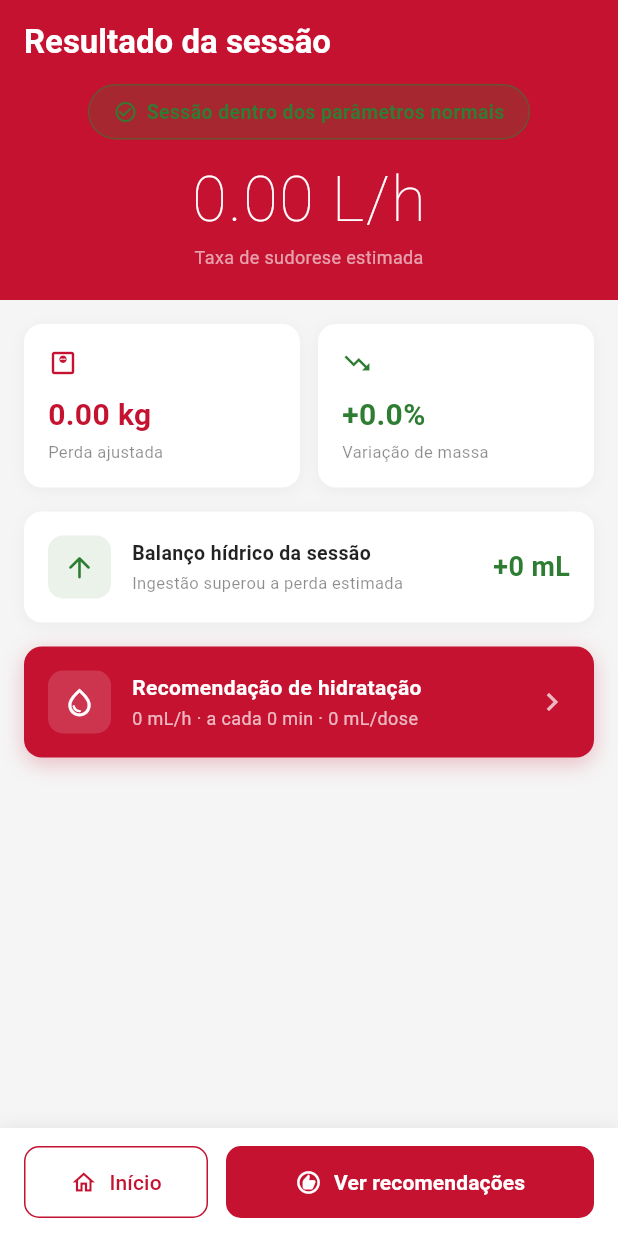
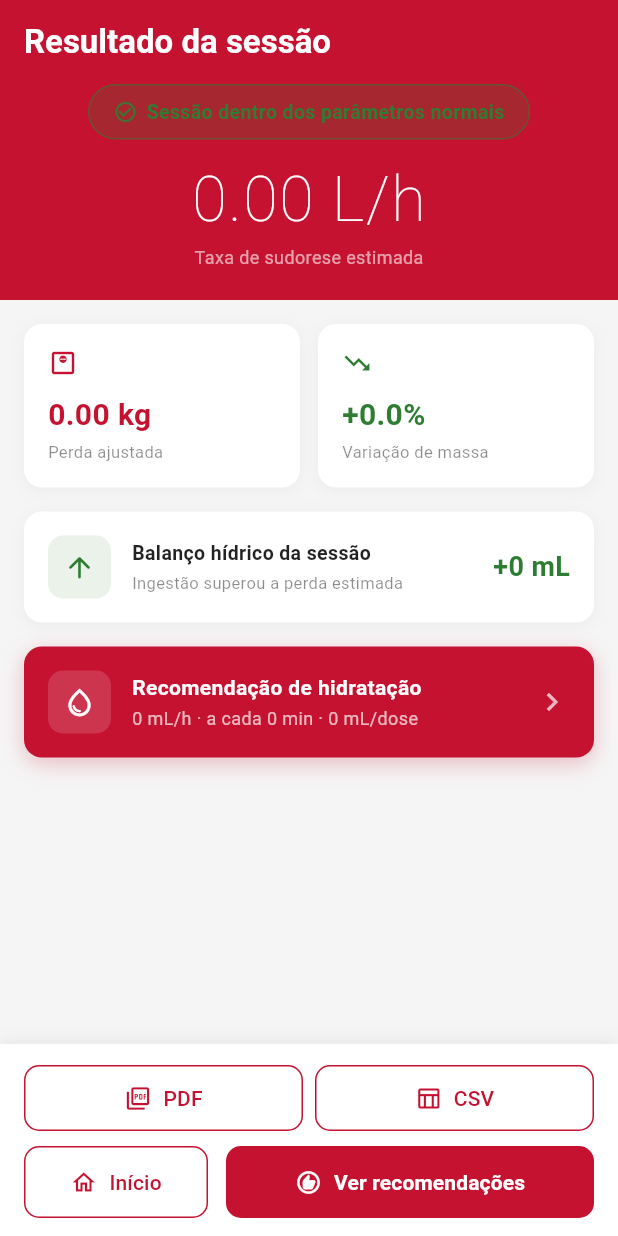
Before and after one commit to GabrielShigetomi-MAUA/Sao-Camilo-Hidro-Balance, a Flutter app: the TelaResultadoSessao screen opened directly with empty values, on a phone screen of 412 x 824 dp. Run offline on Flutter 3.47's test engine with Material 3 defaults, Android fonts, the light colour scheme and no system bars; our stand-ins replace cloud_firestore, firebase_auth, firebase_core, flutter_svg, pdf, printing and 1 more; accounts and stored records are empty; generated files the repository leaves out were written again.

Commit message:
implementa função de exportar relatório da sessão

```diff
--- a/lib/screens/home/widgets/home_atleta.dart
+++ b/lib/screens/home/widgets/home_atleta.dart
@@ -288,6 +288,7 @@ class _CardSessao extends StatelessWidget {
                     atletaUid: sessao.atletaUid,
                     sessaoId: sessao.id!,
                     resultado: resultado,
+                    sessao: sessao,
                   ),
                 ),
               ),
--- a/lib/screens/home/widgets/tela_historico_atleta.dart
+++ b/lib/screens/home/widgets/tela_historico_atleta.dart
@@ -129,6 +129,7 @@ class _CardSessaoProfissional extends StatelessWidget {
                     atletaUid: atletaUid,
                     sessaoId: sessao.id!,
                     resultado: resultado,
+                    sessao: sessao,
                   ),
                 ),
               ),
--- a/lib/screens/sessao/tela_pos_sessao.dart
+++ b/lib/screens/sessao/tela_pos_sessao.dart
@@ -73,7 +73,7 @@ class _TelaPosSessaoState extends State<TelaPosSessao> {
         toleranciaPlanoHidrico: _tolerancia,
       );
 
-      final resultado = await _sessaoService.finalizarSessao(
+      final sessaoFinalizada = await _sessaoService.finalizarSessao(
         widget.atletaUid,
         widget.sessaoId,
         dadosPos,
@@ -87,7 +87,8 @@ class _TelaPosSessaoState extends State<TelaPosSessao> {
           builder: (_) => TelaResultadoSessao(
             atletaUid: widget.atletaUid,
             sessaoId: widget.sessaoId,
-            resultado: resultado,
+            resultado: sessaoFinalizada.resultado!,
+            sessao: sessaoFinalizada,
           ),
         ),
       );
--- a/lib/screens/sessao/tela_resultado_sessao.dart
+++ b/lib/screens/sessao/tela_resultado_sessao.dart
@@ -1,17 +1,20 @@
 import 'package:flutter/material.dart';
 import '../../models/sessao.dart';
+import '../../services/relatorio_service.dart';
 import 'tela_recomendacoes.dart';
 
 class TelaResultadoSessao extends StatelessWidget {
   final String atletaUid;
   final String sessaoId;
   final ResultadoSessao resultado;
+  final Sessao sessao;
 
   const TelaResultadoSessao({
     super.key,
     required this.atletaUid,
     required this.sessaoId,
     required this.resultado,
+    required this.sessao,
   });
 
   @override
@@ -22,8 +25,10 @@ class TelaResultadoSessao extends StatelessWidget {
         backgroundColor: const Color(0xFFC41230),
         foregroundColor: Colors.white,
         automaticallyImplyLeading: false,
-        title: const Text('Resultado da sessão',
-            style: TextStyle(fontWeight: FontWeight.w600)),
+        title: const Text(
+          'Resultado da sessão',
+          style: TextStyle(fontWeight: FontWeight.w600),
+        ),
         elevation: 0,
       ),
       body: Column(
@@ -125,8 +130,7 @@ class TelaResultadoSessao extends StatelessWidget {
           child: _buildCardMetrica(
             icone: Icons.monitor_weight_outlined,
             label: 'Perda ajustada',
-            valor:
-                '${resultado.perdaMassaAjustadaKg.toStringAsFixed(2)} kg',
+            valor: '${resultado.perdaMassaAjustadaKg.toStringAsFixed(2)} kg',
             cor: const Color(0xFFC41230),
           ),
         ),
@@ -135,8 +139,7 @@ class TelaResultadoSessao extends StatelessWidget {
           child: _buildCardMetrica(
             icone: Icons.trending_down,
             label: 'Variação de massa',
-            valor:
-                '${variacao >= 0 ? '+' : ''}${variacao.toStringAsFixed(1)}%',
+            valor: '${variacao >= 0 ? '+' : ''}${variacao.toStringAsFixed(1)}%',
             cor: corVariacao,
           ),
         ),
@@ -190,10 +193,10 @@ class TelaResultadoSessao extends StatelessWidget {
   Widget _buildCardBalanco() {
     final balanco = resultado.balanceHidricoMl;
     final positivo = balanco >= 0;
-    final cor =
-        positivo ? const Color(0xFF2E7D32) : const Color(0xFFD32F2F);
-    final icone =
-        positivo ? Icons.arrow_upward_rounded : Icons.arrow_downward_rounded;
+    final cor = positivo ? const Color(0xFF2E7D32) : const Color(0xFFD32F2F);
+    final icone = positivo
+        ? Icons.arrow_upward_rounded
+        : Icons.arrow_downward_rounded;
 
     return Container(
       padding: const EdgeInsets.all(16),
@@ -228,15 +231,15 @@ class TelaResultadoSessao extends StatelessWidget {
                   style: TextStyle(
                     fontSize: 13,
                     fontWeight: FontWeight.w600,
-                      color: Colors.black87),
+                    color: Colors.black87,
+                  ),
                 ),
                 const SizedBox(height: 2),
                 Text(
                   positivo
                       ? 'Ingestão superou a perda estimada'
                       : 'Déficit hídrico na sessão',
-                  style: const TextStyle(
-                      fontSize: 11, color: Colors.black45),
+                  style: const TextStyle(fontSize: 11, color: Colors.black45),
                 ),
               ],
             ),
@@ -268,12 +271,13 @@ class TelaResultadoSessao extends StatelessWidget {
           style: TextStyle(fontSize: 13, fontWeight: FontWeight.w600),
         ),
         const SizedBox(height: 10),
-        ...alertasOrdenados.map((alerta) => Padding(
+        ...alertasOrdenados.map(
+          (alerta) => Padding(
             padding: const EdgeInsets.only(bottom: 10),
             child: _buildItemAlerta(alerta),
-            )),
-        if (resultado.encaminhamentoRecomendado)
-          _buildBannerEncaminhamento(),
+          ),
+        ),
+        if (resultado.encaminhamentoRecomendado) _buildBannerEncaminhamento(),
       ],
     );
   }
@@ -298,8 +302,7 @@ class TelaResultadoSessao extends StatelessWidget {
               Icon(icone, color: cor, size: 16),
               const SizedBox(width: 6),
               Container(
-                padding:
-                    const EdgeInsets.symmetric(horizontal: 8, vertical: 2),
+                padding: const EdgeInsets.symmetric(horizontal: 8, vertical: 2),
                 decoration: BoxDecoration(
                   color: cor.withOpacity(0.15),
                   borderRadius: BorderRadius.circular(10),
@@ -321,14 +324,14 @@ class TelaResultadoSessao extends StatelessWidget {
             style: const TextStyle(
               fontSize: 13,
               fontWeight: FontWeight.w500,
-                color: Colors.black87),
+              color: Colors.black87,
+            ),
           ),
           if (alerta.orientacao != null) ...[
             const SizedBox(height: 6),
             Text(
               alerta.orientacao!,
-              style:
-                  const TextStyle(fontSize: 12, color: Colors.black54),
+              style: const TextStyle(fontSize: 12, color: Colors.black54),
             ),
           ],
         ],
@@ -344,12 +347,17 @@ class TelaResultadoSessao extends StatelessWidget {
         color: const Color(0xFFD32F2F).withOpacity(0.08),
         borderRadius: BorderRadius.circular(10),
         border: Border.all(
-            color: const Color(0xFFD32F2F).withOpacity(0.4), width: 1.5),
+          color: const Color(0xFFD32F2F).withOpacity(0.4),
+          width: 1.5,
+        ),
       ),
       child: Row(
         children: [
-          const Icon(Icons.local_hospital_outlined,
-              color: Color(0xFFD32F2F), size: 22),
+          const Icon(
+            Icons.local_hospital_outlined,
+            color: Color(0xFFD32F2F),
+            size: 22,
+          ),
           const SizedBox(width: 12),
           const Expanded(
             child: Text(
@@ -396,8 +404,11 @@ class TelaResultadoSessao extends StatelessWidget {
                 color: Colors.white.withOpacity(0.15),
                 borderRadius: BorderRadius.circular(10),
               ),
-              child: const Icon(Icons.water_drop_outlined,
-                  color: Colors.white, size: 22),
+              child: const Icon(
+                Icons.water_drop_outlined,
+                color: Colors.white,
+                size: 22,
+              ),
             ),
             const SizedBox(width: 14),
             Expanded(
@@ -417,8 +428,7 @@ class TelaResultadoSessao extends StatelessWidget {
                     '${resultado.ingestaoAlvoMlH.toStringAsFixed(0)} mL/h · '
                     'a cada ${resultado.intervaloIngestaoMin} min · '
                     '${resultado.volumePorDoseMl.toStringAsFixed(0)} mL/dose',
-                    style: const TextStyle(
-                        color: Colors.white70, fontSize: 12),
+                    style: const TextStyle(color: Colors.white70, fontSize: 12),
                   ),
                 ],
               ),
@@ -434,7 +444,11 @@ class TelaResultadoSessao extends StatelessWidget {
   Widget _buildBotoesAcao(BuildContext context) {
     return Container(
       padding: EdgeInsets.fromLTRB(
-          16, 12, 16, MediaQuery.of(context).padding.bottom + 12),
+        16,
+        12,
+        16,
+        MediaQuery.of(context).padding.bottom + 12,
+      ),
       decoration: BoxDecoration(
         color: Colors.white,
         boxShadow: [
@@ -445,7 +459,48 @@ class TelaResultadoSessao extends StatelessWidget {
           ),
         ],
       ),
-      child: Row(
+      child: Column(
+        mainAxisSize: MainAxisSize.min,
+        children: [
+          // botão de exportar (novo)
+          Row(
+            children: [
+              Expanded(
+                child: OutlinedButton.icon(
+                  onPressed: () => _exportar(context, pdf: true),
+                  icon: const Icon(Icons.picture_as_pdf_outlined),
+                  label: const Text('PDF'),
+                  style: OutlinedButton.styleFrom(
+                    padding: const EdgeInsets.symmetric(vertical: 12),
+                    side: const BorderSide(color: Color(0xFFC41230)),
+                    foregroundColor: const Color(0xFFC41230),
+                    shape: RoundedRectangleBorder(
+                      borderRadius: BorderRadius.circular(10),
+                    ),
+                  ),
+                ),
+              ),
+              const SizedBox(width: 8),
+              Expanded(
+                child: OutlinedButton.icon(
+                  onPressed: () => _exportar(context, pdf: false),
+                  icon: const Icon(Icons.table_chart_outlined),
+                  label: const Text('CSV'),
+                  style: OutlinedButton.styleFrom(
+                    padding: const EdgeInsets.symmetric(vertical: 12),
+                    side: const BorderSide(color: Color(0xFFC41230)),
+                    foregroundColor: const Color(0xFFC41230),
+                    shape: RoundedRectangleBorder(
+                      borderRadius: BorderRadius.circular(10),
+                    ),
+                  ),
+                ),
+              ),
+            ],
+          ),
+          const SizedBox(height: 8),
+          // botões originais
+          Row(
             children: [
               Expanded(
                 child: OutlinedButton.icon(
@@ -458,7 +513,8 @@ class TelaResultadoSessao extends StatelessWidget {
                     side: const BorderSide(color: Color(0xFFC41230)),
                     foregroundColor: const Color(0xFFC41230),
                     shape: RoundedRectangleBorder(
-                    borderRadius: BorderRadius.circular(10)),
+                      borderRadius: BorderRadius.circular(10),
+                    ),
                   ),
                 ),
               ),
@@ -469,24 +525,45 @@ class TelaResultadoSessao extends StatelessWidget {
                   onPressed: () => Navigator.push(
                     context,
                     MaterialPageRoute(
-                  builder: (_) =>
-                      TelaRecomendacoes(resultado: resultado),
+                      builder: (_) => TelaRecomendacoes(resultado: resultado),
                     ),
                   ),
                   icon: const Icon(Icons.recommend_outlined),
-              label: const Text('Ver recomendações',
-                  style: TextStyle(fontWeight: FontWeight.w600)),
+                  label: const Text(
+                    'Ver recomendações',
+                    style: TextStyle(fontWeight: FontWeight.w600),
+                  ),
                   style: FilledButton.styleFrom(
                     backgroundColor: const Color(0xFFC41230),
                     padding: const EdgeInsets.symmetric(vertical: 14),
                     shape: RoundedRectangleBorder(
-                    borderRadius: BorderRadius.circular(10)),
+                      borderRadius: BorderRadius.circular(10),
+                    ),
                   ),
                 ),
               ),
             ],
           ),
+        ],
+      ),
     );
+  }
+
+  Future<void> _exportar(BuildContext context, {required bool pdf}) async {
+    if (sessao.resultado == null) return;
+    final messenger = ScaffoldMessenger.of(context);
+    try {
+      if (pdf) {
+        await RelatorioService.exportarPdf(sessao);
+      } else {
+        await RelatorioService.exportarCsv(
+          sessao,
+          context: context,
+        );
+      }
+    } catch (e) {
+      messenger.showSnackBar(SnackBar(content: Text('Erro ao exportar: $e')));
+    }
   }
 
   // helpers nível de risco
--- a/lib/services/sessao_service.dart
+++ b/lib/services/sessao_service.dart
@@ -50,7 +50,7 @@ class SessaoService {
   // pós-sessão e cálculo:
 
   // salva os dados pós-sessão, executa o motor de cálculo e persiste o resultado
-  Future<ResultadoSessao> finalizarSessao(
+  Future<Sessao> finalizarSessao(
     String atletaUid,
     String sessaoId,
     DadosPosSessao dadosPos,
@@ -79,7 +79,7 @@ class SessaoService {
 
     await _sessoesRef(atletaUid).doc(sessaoId).set(sessaoFinal.toMap());
 
-    return resultado;
+    return sessaoFinal;
   }
 
   // cancela sessão em andamento
```
Lines whose indentation alone changed are shown as unchanged.
